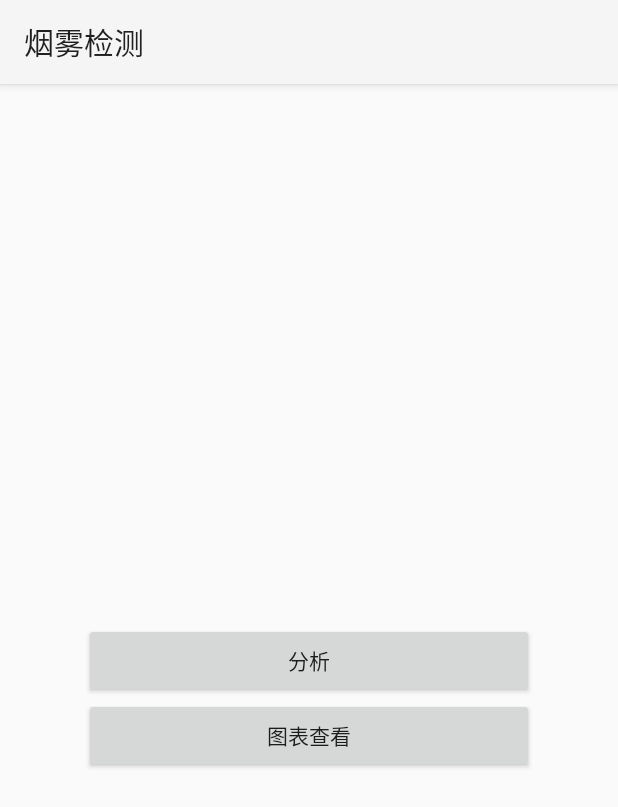
After one commit to lagz-1/Android-developmen-course-design, an Android app: the rest screen opened directly, with no data from a screen before it, on a phone screen of 412 x 824 dp. The commit adds this screen. Shown: the top 807 px of the screen. Run offline under Robolectric (Android 15) with nearby library versions, the phone set to English and light mode, and no system bars.

```diff
--- a/app/src/main/java/com/example/tst/LoginActivity.java
+++ b/app/src/main/java/com/example/tst/LoginActivity.java
@@ -57,7 +57,7 @@ public class LoginActivity extends AppCompatActivity {
                 if (flag!=0){
                     Toast.makeText(getApplicationContext(), "登录成功！", Toast.LENGTH_SHORT).show();//显示登录成功的弹窗，简单写法
                     Intent intent = null;  //这个变量初始申明为空
-                    intent = new Intent(LoginActivity.this, MainActivity.class);
+                    intent = new Intent(LoginActivity.this, rest.class);
                     startActivity(intent);
                 }
                 else {
--- /dev/null
+++ b/app/src/main/java/com/example/tst/rest.java
@@ -0,0 +1,41 @@
+package com.example.tst;
+
+import androidx.appcompat.app.AppCompatActivity;
+
+import android.annotation.SuppressLint;
+import android.content.Intent;
+import android.os.Bundle;
+import android.view.View;
+import android.widget.Button;
+import android.widget.Toast;
+
+public class rest extends AppCompatActivity {
+
+    Button toshow,toMainAcitivity;
+    @SuppressLint("MissingInflatedId")
+    @Override
+    protected void onCreate(Bundle savedInstanceState) {
+        super.onCreate(savedInstanceState);
+        setContentView(R.layout.activity_rest);
+
+        toshow = findViewById(R.id.toshow);
+        toshow.setOnClickListener(new View.OnClickListener() {
+            @Override
+            public void onClick(View view) {
+                Intent intent = null;
+                intent = new Intent(rest.this, show.class);
+                startActivity(intent);
+            }
+        });
+
+        toMainAcitivity = findViewById(R.id.toMainAcitivity);
+        toMainAcitivity.setOnClickListener(new View.OnClickListener() {
+            @Override
+            public void onClick(View view) {
+                Intent intent = null;
+                intent = new Intent(rest.this, MainActivity.class);
+                startActivity(intent);
+            }
+        });
+    }
+}
--- /dev/null
+++ b/app/src/main/res/layout/activity_rest.xml
@@ -0,0 +1,35 @@
+<?xml version="1.0" encoding="utf-8"?>
+<androidx.constraintlayout.widget.ConstraintLayout xmlns:android="http://schemas.android.com/apk/res/android"
+    xmlns:app="http://schemas.android.com/apk/res-auto"
+    xmlns:tools="http://schemas.android.com/tools"
+    android:layout_width="match_parent"
+    android:layout_height="match_parent"
+    tools:context=".rest">
+
+
+    <Button
+        android:id="@+id/toMainAcitivity"
+        android:layout_height="50sp"
+        android:layout_weight="1"
+        android:layout_width="300dp"
+
+        app:layout_constraintEnd_toEndOf="parent"
+        app:layout_constraintStart_toStartOf="parent"
+        app:layout_constraintTop_toTopOf="parent"
+        app:layout_constraintBottom_toBottomOf="parent"
+        android:text="分析"
+        tools:ignore="MissingConstraints" />
+
+    <Button
+        android:id="@+id/toshow"
+        android:layout_height="50sp"
+        android:layout_weight="1"
+        android:layout_width="300dp"
+        app:layout_constraintEnd_toEndOf="parent"
+        app:layout_constraintStart_toStartOf="parent"
+        android:text="图表查看"
+        tools:ignore="MissingConstraints"
+        app:layout_constraintTop_toBottomOf="@id/toMainAcitivity"
+        />
+
+</androidx.constraintlayout.widget.ConstraintLayout>
--- a/app/src/main/res/layout/activity_show.xml
+++ b/app/src/main/res/layout/activity_show.xml
@@ -13,7 +13,7 @@ tools:context=".show">
     android:layout_weight="1"
     android:layout_width="300dp"
     android:layout_gravity="center_horizontal"
-    android:text="线性图"
+    android:text="折线图"
     />
 <Button
     android:id="@+id/analyseButton"
```
Also changed, not shown: app/src/main/AndroidManifest.xml (+14 -38 lines), app/src/main/java/com/example/tst/MainActivity.java (+25 -47 lines), app/src/main/res/layout/activity_fen_xi.xml (+4 -4 lines), app/src/main/res/layout/activity_main.xml (+11 -0 lines).
